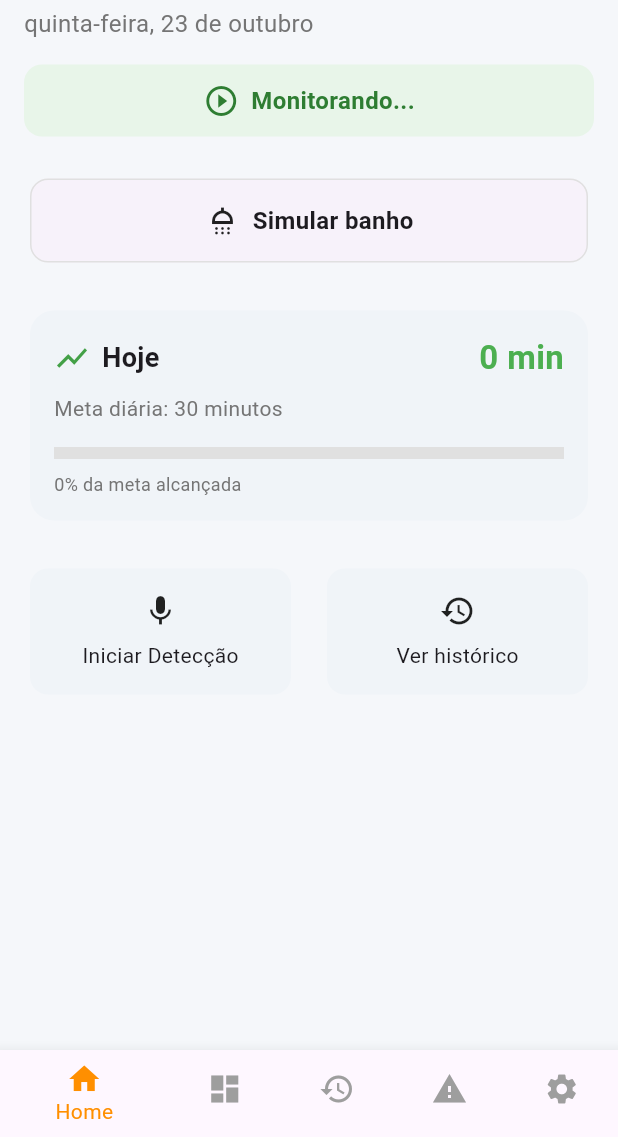
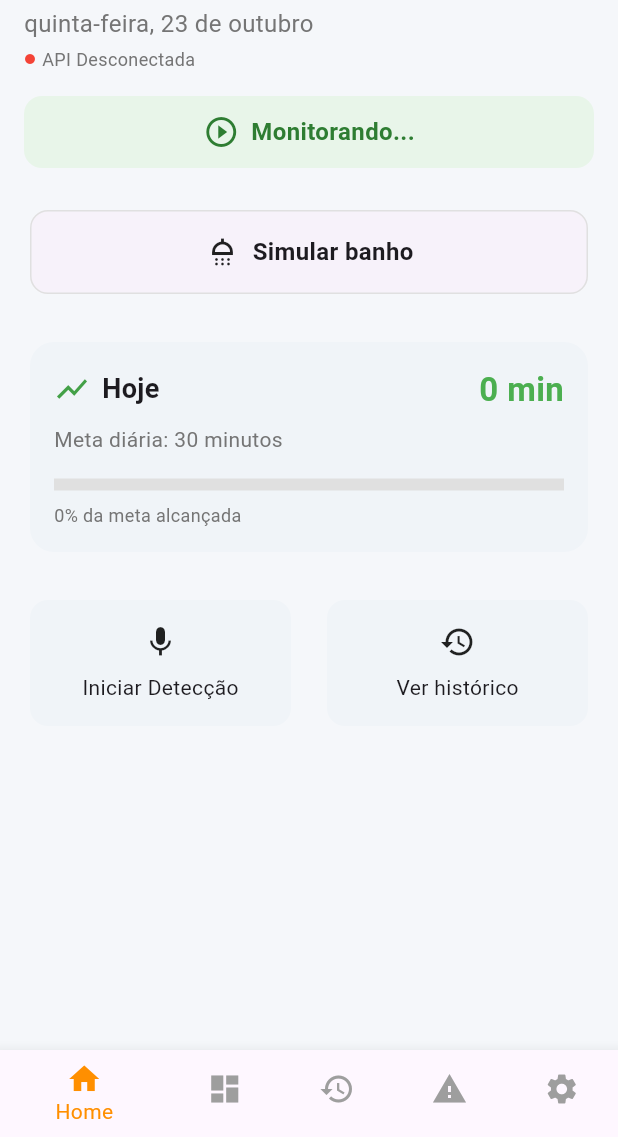
Before and after one commit to bealfredo/hackagua, a Flutter app: the screen it shows after launch, on a phone screen of 412 x 824 dp, the part 99-1236 px from its top. Run offline on Flutter 3.47's test engine with Material 3 defaults, Android fonts, the phone set to English and light mode, and no system bars; our stand-ins replace hive_flutter, image_picker; missing offline and left inert: record, tflite_flutter, wav; accounts and stored records are empty; network calls fail.

Commit message:
feat: Enhance API integration with connection checks and event reporting in HomeScreen and DetectionService

```diff
--- a/hackagua_flutter/lib/screens/home/home_screen.dart
+++ b/hackagua_flutter/lib/screens/home/home_screen.dart
@@ -1,6 +1,7 @@
 import 'package:flutter/material.dart';
 import 'package:hackagua_flutter/models/enums.dart';
 import 'package:hackagua_flutter/services/detection_service.dart';
+import 'package:hackagua_flutter/services/api_service.dart';
 import 'package:intl/intl.dart';
 
 class HomeScreen extends StatefulWidget {
@@ -12,14 +13,26 @@ class HomeScreen extends StatefulWidget {
 
 class _HomeScreenState extends State<HomeScreen> {
   DetectionService? _detectionService;
+  final ApiService _apiService = ApiService();
   String _statusMessage = "Iniciando...";
   TipoEvento? _lastEvent;
   double _lastDuration = 0.0;
+  bool _apiConnected = false;
 
   @override
   void initState() {
     super.initState();
     _initializeService();
+    _checkApiConnection();
+  }
+
+  Future<void> _checkApiConnection() async {
+    final isConnected = await _apiService.testConnection();
+    if (mounted) {
+      setState(() {
+        _apiConnected = isConnected;
+      });
+    }
   }
 
   Future<void> _initializeService() async {
@@ -126,6 +139,24 @@ class _HomeScreenState extends State<HomeScreen> {
               Text(
                 formattedDate,
                 style: TextStyle(color: Colors.grey[600], fontSize: 16),
+              ),
+              const SizedBox(height: 4),
+              Row(
+                children: [
+                  Icon(
+                    Icons.circle,
+                    size: 8,
+                    color: _apiConnected ? Colors.green : Colors.red,
+                  ),
+                  const SizedBox(width: 4),
+                  Text(
+                    _apiConnected ? 'API Conectada' : 'API Desconectada',
+                    style: TextStyle(
+                      color: Colors.grey[600],
+                      fontSize: 12,
+                    ),
+                  ),
+                ],
               ),
             ],
           ),
```
Also changed, not shown: hackagua_flutter/lib/services/api_service.dart (added, +103 -0 lines), hackagua_flutter/lib/services/detection_service.dart (+8 -0 lines), 1 other file.
